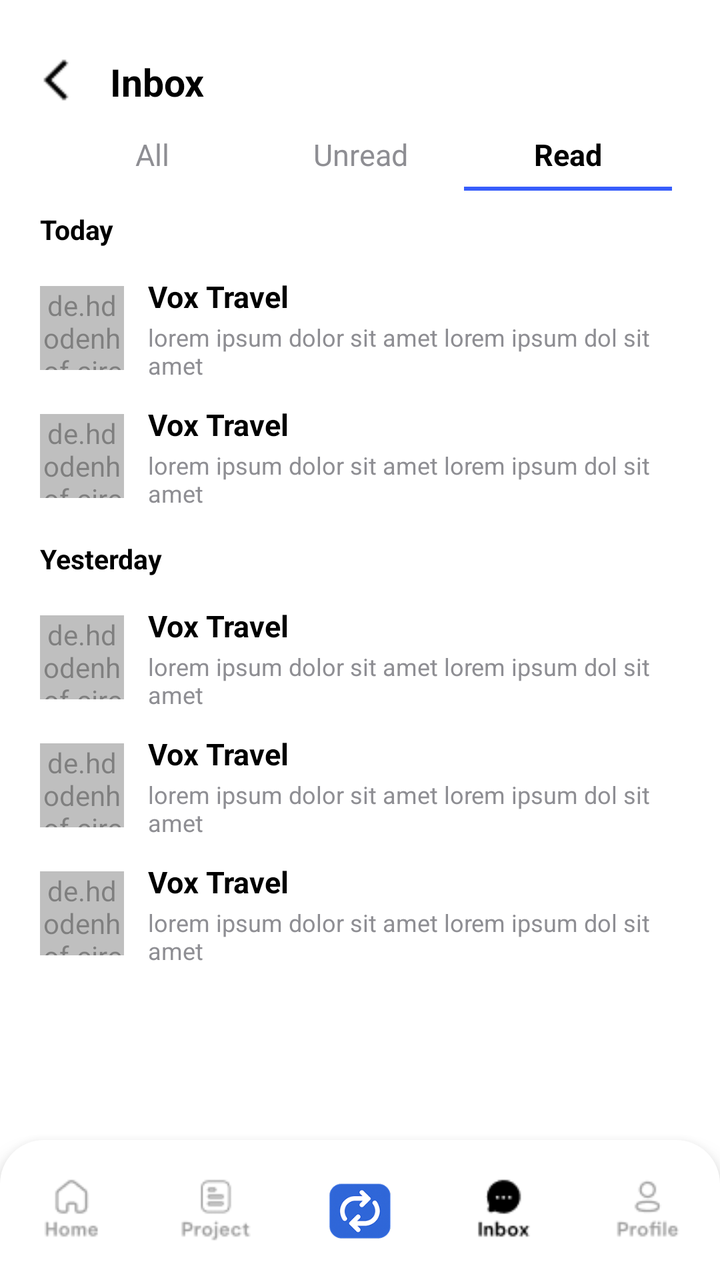
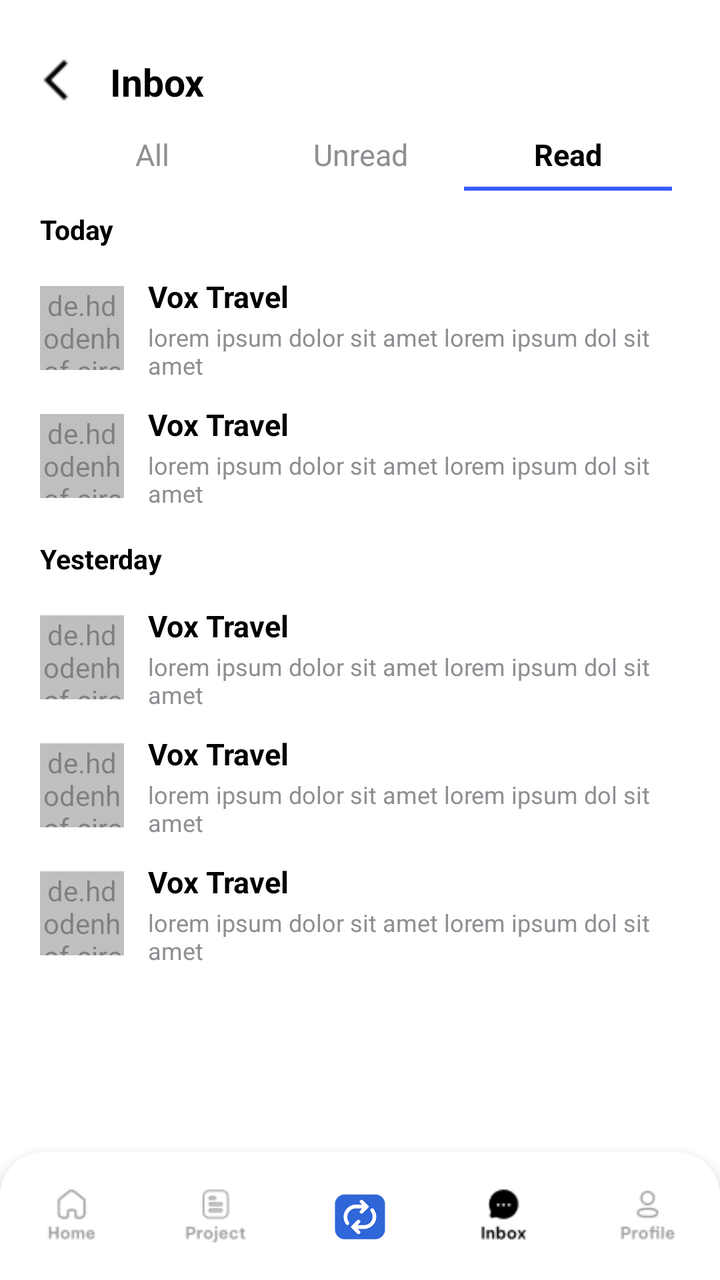

The first picture is an Android layout as it rendered before a commit; the second is the same layout after the commit. The layout source and the unified diff follow.
<!-- AndroidManifest.xml: application theme Theme.Teamflow -->
<!-- res/layout/activity_inbox_read.xml -->
<?xml version="1.0" encoding="utf-8"?>
<RelativeLayout xmlns:android="http://schemas.android.com/apk/res/android"
    xmlns:app="http://schemas.android.com/apk/res-auto"
    xmlns:tools="http://schemas.android.com/tools"
    android:layout_width="match_parent"
    android:layout_height="match_parent"
    android:background="@color/white"
    android:paddingTop="15dp"
    tools:context=".inbox_read">

    
    <RelativeLayout
        android:id="@+id/topBar"
        android:layout_width="match_parent"
        android:layout_height="52dp"
        android:paddingStart="16dp"
        android:paddingEnd="16dp"
        android:gravity="center_vertical">

        <ImageView
            android:id="@+id/backArrow"
            android:layout_width="24dp"
            android:layout_height="24dp"
            android:src="@drawable/back_arrow_head"
            android:layout_alignParentStart="true" />

        <TextView
            android:id="@+id/title"
            android:layout_width="wrap_content"
            android:layout_height="wrap_content"
            android:layout_toEndOf="@id/backArrow"
            android:layout_marginLeft="15dp"
            android:text="Inbox"
            android:textColor="@color/black"
            android:textSize="19sp"
            android:textStyle="bold" />
    </RelativeLayout>

    
    <LinearLayout
        android:id="@+id/tabLayout"
        android:layout_below="@id/topBar"
        android:layout_width="match_parent"
        android:layout_height="wrap_content"
        android:orientation="horizontal"
        android:gravity="center"
        android:paddingHorizontal="24dp">

        <TextView
            android:id="@+id/tabAll"
            android:layout_width="0dp"
            android:layout_height="wrap_content"
            android:layout_weight="1"
            android:gravity="center"
            android:text="All"
            android:textColor="@color/textgrey"
            android:textSize="15sp" />

        <TextView
            android:id="@+id/tabUnread"
            android:layout_width="0dp"
            android:layout_height="wrap_content"
            android:layout_weight="1"
            android:gravity="center"
            android:text="Unread"
            android:textColor="@color/textgrey"
            android:textSize="15sp" />

        <TextView
            android:id="@+id/tabRead"
            android:layout_width="0dp"
            android:layout_height="wrap_content"
            android:layout_weight="1"
            android:gravity="center"
            android:text="Read"
            android:textColor="@color/black"
            android:textStyle="bold"
            android:textSize="15sp" />
    </LinearLayout>

    
    <LinearLayout
        android:id="@+id/tabUnderlineRow"
        android:layout_width="match_parent"
        android:layout_height="2dp"
        android:layout_below="@id/tabLayout"
        android:layout_marginTop="6dp"
        android:paddingHorizontal="24dp"
        android:orientation="horizontal"
        android:weightSum="3">

        <View
            android:layout_width="0dp"
            android:layout_height="match_parent"
            android:layout_weight="1"
            android:background="@android:color/transparent" />

        <View
            android:layout_width="0dp"
            android:layout_height="match_parent"
            android:layout_weight="1"
            android:background="@android:color/transparent" />

        <View
            android:layout_width="0dp"
            android:layout_height="match_parent"
            android:layout_weight="1"
            android:background="@color/bluebg" />
    </LinearLayout>

    
    <ScrollView
        android:id="@+id/scroll"
        android:layout_width="match_parent"
        android:layout_height="match_parent"
        android:layout_below="@id/tabUnderlineRow"
        android:layout_above="@id/bottomNav"
        android:fillViewport="true">

        <LinearLayout
            android:layout_width="match_parent"
            android:layout_height="wrap_content"
            android:orientation="vertical"
            android:paddingHorizontal="20dp"
            android:paddingTop="10dp">

            
            <TextView
                android:layout_width="wrap_content"
                android:layout_height="wrap_content"
                android:text="Today"
                android:textColor="@color/black"
                android:textStyle="bold"
                android:textSize="13.5sp"
                android:layout_marginBottom="8dp" />

            
            <LinearLayout
                android:layout_width="match_parent"
                android:layout_height="64dp"
                android:orientation="horizontal"
                android:gravity="center_vertical"
                android:paddingVertical="6dp">

                <de.hdodenhof.circleimageview.CircleImageView
                    android:layout_width="42dp"
                    android:layout_height="42dp"
                    android:src="@drawable/pfp1"
                    android:alpha="0.5" />

                <LinearLayout
                    android:layout_width="0dp"
                    android:layout_height="wrap_content"
                    android:layout_weight="1"
                    android:layout_marginStart="12dp"
                    android:orientation="vertical">

                    <TextView
                        android:layout_width="wrap_content"
                        android:layout_height="wrap_content"
                        android:text="Vox Travel"
                        android:textColor="@color/black"
                        android:textStyle="bold"
                        android:textSize="15sp" />

                    <TextView
                        android:layout_width="wrap_content"
                        android:layout_height="wrap_content"
                        android:layout_marginTop="2dp"
                        android:text="lorem ipsum dolor sit amet lorem ipsum dol sit amet"
                        android:textColor="@color/textgrey"
                        android:textSize="12sp" />
                </LinearLayout>
            </LinearLayout>

            
            <LinearLayout
                android:layout_width="match_parent"
                android:layout_height="64dp"
                android:orientation="horizontal"
                android:gravity="center_vertical"
                android:paddingVertical="6dp">

                <de.hdodenhof.circleimageview.CircleImageView
                    android:layout_width="42dp"
                    android:layout_height="42dp"
                    android:src="@drawable/pfp3"
                    android:alpha="0.5" />

                <LinearLayout
                    android:layout_width="0dp"
                    android:layout_height="wrap_content"
                    android:layout_weight="1"
                    android:layout_marginStart="12dp"
                    android:orientation="vertical">

                    <TextView
                        android:layout_width="wrap_content"
                        android:layout_height="wrap_content"
                        android:text="Vox Travel"
                        android:textColor="@color/black"
                        android:textStyle="bold"
                        android:textSize="15sp" />

                    <TextView
                        android:layout_width="wrap_content"
                        android:layout_height="wrap_content"
                        android:layout_marginTop="2dp"
                        android:text="lorem ipsum dolor sit amet lorem ipsum dol sit amet"
                        android:textColor="@color/textgrey"
                        android:textSize="12sp" />
                </LinearLayout>
            </LinearLayout>

            
            <TextView
                android:layout_width="wrap_content"
                android:layout_height="wrap_content"
                android:text="Yesterday"
                android:textColor="@color/black"
                android:textStyle="bold"
                android:textSize="13.5sp"
                android:layout_marginTop="10dp"
                android:layout_marginBottom="8dp" />

            
            <LinearLayout
                android:layout_width="match_parent"
                android:layout_height="64dp"
                android:orientation="horizontal"
                android:gravity="center_vertical"
                android:paddingVertical="6dp">

                <de.hdodenhof.circleimageview.CircleImageView
                    android:layout_width="42dp"
                    android:layout_height="42dp"
                    android:src="@drawable/pfp4"
                    android:alpha="0.5" />

                <LinearLayout
                    android:layout_width="0dp"
                    android:layout_height="wrap_content"
                    android:layout_weight="1"
                    android:layout_marginStart="12dp"
                    android:orientation="vertical">

                    <TextView
                        android:layout_width="wrap_content"
                        android:layout_height="wrap_content"
                        android:text="Vox Travel"
                        android:textColor="@color/black"
                        android:textStyle="bold"
                        android:textSize="15sp" />

                    <TextView
                        android:layout_width="wrap_content"
                        android:layout_height="wrap_content"
                        android:layout_marginTop="2dp"
                        android:text="lorem ipsum dolor sit amet lorem ipsum dol sit amet"
                        android:textColor="@color/textgrey"
                        android:textSize="12sp" />
                </LinearLayout>
            </LinearLayout>

            
            <LinearLayout
                android:layout_width="match_parent"
                android:layout_height="64dp"
                android:orientation="horizontal"
                android:gravity="center_vertical"
                android:paddingVertical="6dp">

                <de.hdodenhof.circleimageview.CircleImageView
                    android:layout_width="42dp"
                    android:layout_height="42dp"
                    android:src="@drawable/pfp5"
                    android:alpha="0.5" />

                <LinearLayout
                    android:layout_width="0dp"
                    android:layout_height="wrap_content"
                    android:layout_weight="1"
                    android:layout_marginStart="12dp"
                    android:orientation="vertical">

                    <TextView
                        android:layout_width="wrap_content"
                        android:layout_height="wrap_content"
                        android:text="Vox Travel"
                        android:textColor="@color/black"
                        android:textStyle="bold"
                        android:textSize="15sp" />

                    <TextView
                        android:layout_width="wrap_content"
                        android:layout_height="wrap_content"
                        android:layout_marginTop="2dp"
                        android:text="lorem ipsum dolor sit amet lorem ipsum dol sit amet"
                        android:textColor="@color/textgrey"
                        android:textSize="12sp" />
                </LinearLayout>
            </LinearLayout>

            
            <LinearLayout
                android:layout_width="match_parent"
                android:layout_height="64dp"
                android:orientation="horizontal"
                android:gravity="center_vertical"
                android:paddingVertical="6dp">

                <de.hdodenhof.circleimageview.CircleImageView
                    android:layout_width="42dp"
                    android:layout_height="42dp"
                    android:src="@drawable/pfp2"
                    android:alpha="0.5" />

                <LinearLayout
                    android:layout_width="0dp"
                    android:layout_height="wrap_content"
                    android:layout_weight="1"
                    android:layout_marginStart="12dp"
                    android:orientation="vertical">

                    <TextView
                        android:layout_width="wrap_content"
                        android:layout_height="wrap_content"
                        android:text="Vox Travel"
                        android:textColor="@color/black"
                        android:textStyle="bold"
                        android:textSize="15sp" />

                    <TextView
                        android:layout_width="wrap_content"
                        android:layout_height="wrap_content"
                        android:layout_marginTop="2dp"
                        android:text="lorem ipsum dolor sit amet lorem ipsum dol sit amet"
                        android:textColor="@color/textgrey"
                        android:textSize="12sp" />
                </LinearLayout>
            </LinearLayout>
        </LinearLayout>
    </ScrollView>

    
    <LinearLayout
        android:id="@+id/bottomNav"
        android:layout_alignParentBottom="true"
        android:layout_width="match_parent"
        android:layout_height="70dp"
        android:orientation="horizontal"
        android:weightSum="5"
        android:background="@drawable/bg_bottom_nav_round"
        android:elevation="8dp"
        android:paddingVertical="8dp">

        <LinearLayout android:layout_width="0dp" android:layout_height="match_parent" android:layout_weight="1" android:gravity="center">
            <ImageView android:layout_width="match_parent" android:layout_height="match_parent" android:layout_margin="10dp" android:src="@drawable/home_unselect"/>
        </LinearLayout>

        <LinearLayout android:layout_width="0dp" android:layout_height="match_parent" android:layout_weight="1" android:gravity="center">
            <ImageView android:layout_width="match_parent" android:layout_height="match_parent" android:layout_margin="10dp" android:src="@drawable/project_unselect"/>
        </LinearLayout>

        <LinearLayout android:layout_width="0dp" android:layout_height="match_parent" android:layout_weight="1" android:gravity="center">
            <ImageView android:layout_width="match_parent" android:layout_height="match_parent" android:layout_margin="10dp" android:src="@drawable/logo_main"/>
        </LinearLayout>

        <LinearLayout android:layout_width="0dp" android:layout_height="match_parent" android:layout_weight="1" android:gravity="center">
            <ImageView android:layout_width="match_parent" android:layout_height="match_parent" android:layout_margin="10dp" android:src="@drawable/inbox_selected"/>
        </LinearLayout>

        <LinearLayout android:layout_width="0dp" android:layout_height="match_parent" android:layout_weight="1" android:gravity="center">
            <ImageView android:layout_width="match_parent" android:layout_height="match_parent" android:layout_margin="10dp" android:src="@drawable/profile_unselect"/>
        </LinearLayout>
    </LinearLayout>

</RelativeLayout>
<!-- resources referenced by this layout -->
<resources>
  <color name="black">#FF000000</color>
  <color name="bluebg">#375DFB</color>
  <color name="textgrey">#8E8E93</color>
  <color name="white">#FFFFFFFF</color>
  <!-- drawable back_arrow_head: png bitmap (drawable, 210 bytes) -->
  <!-- drawable bg_bottom_nav_round (drawable) -->
  <?xml version="1.0" encoding="utf-8"?>
  <shape xmlns:android="http://schemas.android.com/apk/res/android">
      <corners android:topLeftRadius="22dp" android:topRightRadius="22dp" />
      <solid android:color="@color/white" />
  </shape>
  <!-- drawable home_unselect: png bitmap (drawable, 898 bytes) -->
  <!-- drawable inbox_selected: png bitmap (drawable, 603 bytes) -->
  <!-- drawable logo_main: png bitmap (drawable, 15760 bytes) -->
  <!-- drawable pfp1: png bitmap (drawable, 3442 bytes) -->
  <!-- drawable pfp2: png bitmap (drawable, 3665 bytes) -->
  <!-- drawable pfp3: png bitmap (drawable, 3564 bytes) -->
  <!-- drawable pfp4: png bitmap (drawable, 3070 bytes) -->
  <!-- drawable pfp5: png bitmap (drawable, 3588 bytes) -->
  <!-- drawable profile_unselect: png bitmap (drawable, 1003 bytes) -->
  <!-- drawable project_unselect: png bitmap (drawable, 1091 bytes) -->
  <style name="Theme.Teamflow" parent="Base.Theme.Teamflow" />
  <style name="Base.Theme.Teamflow" parent="Theme.Material3.DayNight.NoActionBar">
          
         <item name="colorPrimary">#2F6CE5</item>
      </style>
</resources>

<!-- the commit's change to res/layout/activity_inbox_read.xml (unified diff, before → after) -->
@@ -347,7 +347,7 @@
         android:id="@+id/bottomNav"
         android:layout_alignParentBottom="true"
         android:layout_width="match_parent"
-        android:layout_height="70dp"
+        android:layout_height="64dp"
         android:orientation="horizontal"
         android:weightSum="5"
         android:background="@drawable/bg_bottom_nav_round"
@@ -363,7 +363,7 @@
         </LinearLayout>
 
         <LinearLayout android:layout_width="0dp" android:layout_height="match_parent" android:layout_weight="1" android:gravity="center">
-            <ImageView android:layout_width="match_parent" android:layout_height="match_parent" android:layout_margin="10dp" android:src="@drawable/logo_main"/>
+            <ImageView android:layout_width="match_parent" android:layout_height="match_parent" android:layout_margin="10dp" android:src="@drawable/logo_main" android:scaleType="fitCenter"/>
         </LinearLayout>
 
         <LinearLayout android:layout_width="0dp" android:layout_height="match_parent" android:layout_weight="1" android:gravity="center">
